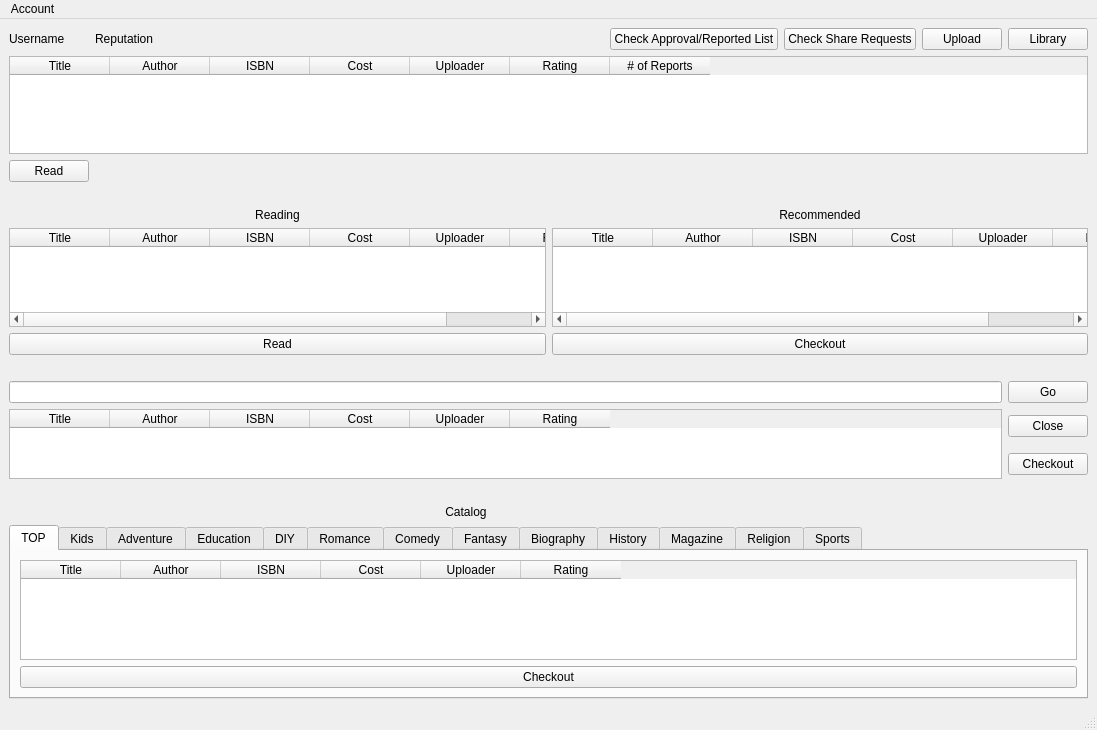
Old version of the form designer/Ui_MainWindowRegistered.ui in the repository psuong/P2PBooks.
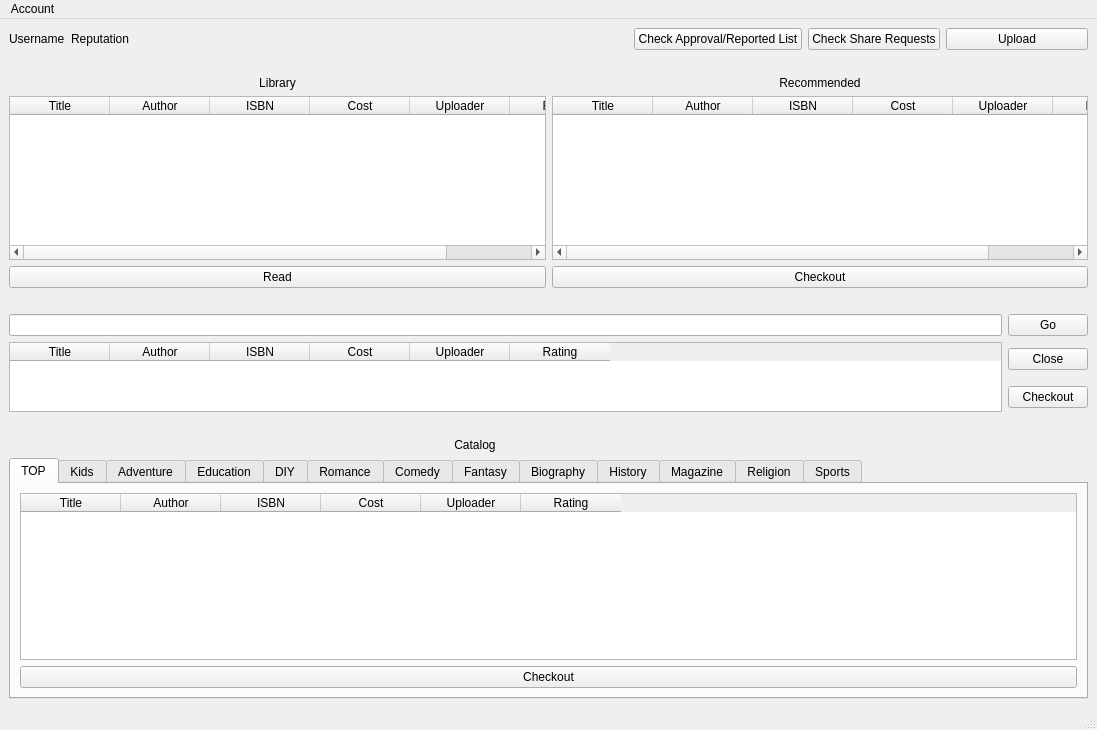
New version of the form.

Commit message: Removed Reading widget in favor of Library widget

Patch:
```diff
--- a/designer/Ui_MainWindowRegistered.ui
+++ b/designer/Ui_MainWindowRegistered.ui
@@ -29,54 +29,6 @@
       </property>
      </widget>
     </item>
-    <item row="1" column="0" colspan="14">
-     <widget class="QTableWidget" name="library_table_widget">
-      <property name="editTriggers">
-       <set>QAbstractItemView::NoEditTriggers</set>
-      </property>
-      <property name="selectionMode">
-       <enum>QAbstractItemView::SingleSelection</enum>
-      </property>
-      <property name="selectionBehavior">
-       <enum>QAbstractItemView::SelectRows</enum>
-      </property>
-      <column>
-       <property name="text">
-        <string>Title</string>
-       </property>
-      </column>
-      <column>
-       <property name="text">
-        <string>Author</string>
-       </property>
-      </column>
-      <column>
-       <property name="text">
-        <string>ISBN</string>
-       </property>
-      </column>
-      <column>
-       <property name="text">
-        <string>Cost</string>
-       </property>
-      </column>
-      <column>
-       <property name="text">
-        <string>Uploader</string>
-       </property>
-      </column>
-      <column>
-       <property name="text">
-        <string>Rating</string>
-       </property>
-      </column>
-      <column>
-       <property name="text">
-        <string># of Reports</string>
-       </property>
-      </column>
-     </widget>
-    </item>
     <item row="15" column="0" colspan="14">
      <widget class="QTabWidget" name="tabWidget">
       <property name="currentIndex">
@@ -819,13 +771,6 @@
       </widget>
      </widget>
     </item>
-    <item row="2" column="0">
-     <widget class="QPushButton" name="read_library_push_button">
-      <property name="text">
-       <string>Read</string>
-      </property>
-     </widget>
-    </item>
     <item row="10" column="0" rowspan="2" colspan="13">
      <widget class="QTableWidget" name="search_table_widget">
       <property name="editTriggers">
@@ -879,26 +824,12 @@
     <item row="9" column="0" colspan="13">
      <widget class="QLineEdit" name="search_line_edit"/>
     </item>
-    <item row="0" column="13">
-     <widget class="QPushButton" name="library_push_button">
-      <property name="text">
-       <string>Library</string>
-      </property>
-     </widget>
-    </item>
-    <item row="0" column="12">
-     <widget class="QPushButton" name="upload_push_button">
-      <property name="text">
-       <string>Upload</string>
-      </property>
-     </widget>
-    </item>
     <item row="4" column="0" colspan="14">
      <layout class="QHBoxLayout" name="horizontalLayout_2">
       <item>
        <widget class="QLabel" name="label_6">
         <property name="text">
-         <string>Reading</string>
+         <string>Library</string>
         </property>
         <property name="alignment">
          <set>Qt::AlignCenter</set>
@@ -979,52 +910,6 @@
     </item>
     <item row="5" column="0" colspan="14">
      <layout class="QGridLayout" name="gridLayout_15">
-      <item row="0" column="1">
-       <widget class="QTableWidget" name="reading_table_widget">
-        <property name="editTriggers">
-         <set>QAbstractItemView::NoEditTriggers</set>
-        </property>
-        <property name="selectionMode">
-         <enum>QAbstractItemView::SingleSelection</enum>
-        </property>
-        <property name="selectionBehavior">
-         <enum>QAbstractItemView::SelectRows</enum>
-        </property>
-        <property name="columnCount">
-         <number>6</number>
-        </property>
-        <column>
-         <property name="text">
-          <string>Title</string>
-         </property>
-        </column>
-        <column>
-         <property name="text">
-          <string>Author</string>
-         </property>
-        </column>
-        <column>
-         <property name="text">
-          <string>ISBN</string>
-         </property>
-        </column>
-        <column>
-         <property name="text">
-          <string>Cost</string>
-         </property>
-        </column>
-        <column>
-         <property name="text">
-          <string>Uploader</string>
-         </property>
-        </column>
-        <column>
-         <property name="text">
-          <string>Rating</string>
-         </property>
-        </column>
-       </widget>
-      </item>
       <item row="0" column="2">
        <widget class="QTableWidget" name="saved_table_widget">
         <property name="editTriggers">
@@ -1071,13 +956,6 @@
         </column>
        </widget>
       </item>
-      <item row="1" column="1">
-       <widget class="QPushButton" name="read_reading_push_button">
-        <property name="text">
-         <string>Read</string>
-        </property>
-       </widget>
-      </item>
       <item row="1" column="2">
        <widget class="QPushButton" name="checkout_recommended_push_button">
         <property name="text">
@@ -1085,6 +963,56 @@
         </property>
        </widget>
       </item>
+      <item row="0" column="1">
+       <widget class="QTableWidget" name="library_table_widget">
+        <property name="editTriggers">
+         <set>QAbstractItemView::NoEditTriggers</set>
+        </property>
+        <property name="selectionMode">
+         <enum>QAbstractItemView::SingleSelection</enum>
+        </property>
+        <property name="selectionBehavior">
+         <enum>QAbstractItemView::SelectRows</enum>
+        </property>
+        <column>
+         <property name="text">
+          <string>Title</string>
+         </property>
+        </column>
+        <column>
+         <property name="text">
+          <string>Author</string>
+         </property>
+        </column>
+        <column>
+         <property name="text">
+          <string>ISBN</string>
+         </property>
+        </column>
+        <column>
+         <property name="text">
+          <string>Cost</string>
+         </property>
+        </column>
+        <column>
+         <property name="text">
+          <string>Uploader</string>
+         </property>
+        </column>
+        <column>
+         <property name="text">
+          <string>Rating</string>
+         </property>
+        </column>
+       </widget>
+      </item>
+      <item row="1" column="1">
+       <widget class="QPushButton" name="read_library_push_button">
+        <property name="text">
+         <string>Read</string>
+        </property>
+       </widget>
+      </item>
      </layout>
     </item>
     <item row="14" column="7">
@@ -1123,6 +1051,13 @@
       </property>
      </widget>
     </item>
+    <item row="0" column="12" colspan="2">
+     <widget class="QPushButton" name="upload_push_button">
+      <property name="text">
+       <string>Upload</string>
+      </property>
+     </widget>
+    </item>
    </layout>
    <zorder>tabWidget</zorder>
    <zorder>username_label</zorder>
```
Left out of the diff: 3 changed lines with no effect on the pictures. The commit also changes 2 other files.
